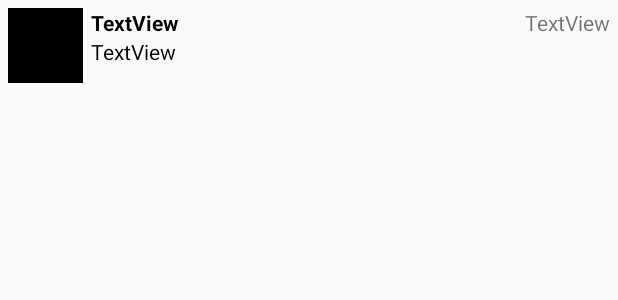
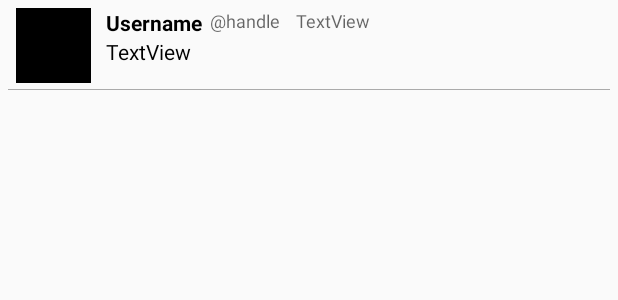
Before and after one commit to AdrianG18/MySimpleTweets, an Android app: the layout item_tweet.xml on its own in the app's theme, with its tools: preview values and no code run, on a phone screen of 412 x 824 dp. Shown: the top 300 px of the screen. Run offline under Robolectric (Android 15) with nearby library versions, the phone set to English and light mode, and no system bars.

```diff
--- a/app/build.gradle
+++ b/app/build.gradle
@@ -48,4 +48,5 @@ dependencies {
     compile 'com.loopj.android:android-async-http:1.4.9'
     compile 'com.android.support.constraint:constraint-layout:1.0.2'
     compile 'com.android.support:recyclerview-v7:25.3.1'
+    compile 'com.android.support:support-v4:25.3.1'
 }
--- a/app/src/main/java/com/codepath/apps/restclienttemplate/models/Tweet.java
+++ b/app/src/main/java/com/codepath/apps/restclienttemplate/models/Tweet.java
@@ -17,6 +17,7 @@ public class Tweet {
     public long uid; //database ID for the tweet
     public User user;
     public String createdAt;
+    public String handle;
     public String relativeDate;
 
     // deserialize the JSON
--- a/app/src/main/res/layout/activity_timeline.xml
+++ b/app/src/main/res/layout/activity_timeline.xml
@@ -1,7 +1,8 @@
 <?xml version="1.0" encoding="utf-8"?>
-<android.support.constraint.ConstraintLayout xmlns:android="http://schemas.android.com/apk/res/android"
+<android.support.v4.widget.SwipeRefreshLayout xmlns:android="http://schemas.android.com/apk/res/android"
     xmlns:app="http://schemas.android.com/apk/res-auto"
     xmlns:tools="http://schemas.android.com/tools"
+    android:id="@+id/swipeContainer"
     android:layout_width="match_parent"
     android:layout_height="match_parent"
     tools:context="com.codepath.apps.restclienttemplate.TimelineActivity">
@@ -14,4 +15,5 @@
         app:layout_constraintLeft_toLeftOf="parent"
         app:layout_constraintRight_toRightOf="parent"
         app:layout_constraintTop_toTopOf="parent" />
-</android.support.constraint.ConstraintLayout>
+
+</android.support.v4.widget.SwipeRefreshLayout>
--- a/app/src/main/res/layout/item_tweet.xml
+++ b/app/src/main/res/layout/item_tweet.xml
@@ -9,6 +9,8 @@
         android:id="@+id/ivProfileImage"
         android:layout_width="50dp"
         android:layout_height="50dp"
+        android:layout_marginLeft="5dp"
+        android:layout_marginBottom="10dp"
         android:layout_alignParentStart="true"
         android:layout_alignParentTop="true"
         app:srcCompat="@android:color/black" />
@@ -17,30 +19,56 @@
         android:id="@+id/tvUsername"
         android:layout_width="wrap_content"
         android:layout_height="wrap_content"
-        android:layout_alignParentTop="true"
-        android:layout_alignStart="@+id/tvBody"
+        android:paddingRight="5dp"
+        android:text="Username"
+        android:textColor="@android:color/black"
         android:textStyle="bold"
-        android:text="TextView"
-        android:textColor="@android:color/black" />
+        android:layout_alignTop="@+id/ivProfileImage"
+        android:layout_alignStart="@+id/tvBody"/>
 
     <TextView
         android:id="@+id/tvBody"
         android:layout_width="wrap_content"
         android:layout_height="wrap_content"
+        android:layout_marginLeft="10dp"
+        android:layout_marginRight="10dp"
+        android:paddingBottom="15dp"
+        android:text="TextView"
+        android:textColor="@android:color/black"
         android:layout_below="@+id/tvUsername"
-        android:layout_marginLeft="5dp"
-        android:layout_toEndOf="@+id/ivProfileImage"
-        android:text="TextView"
-        android:textColor="@android:color/black" />
+        android:layout_toEndOf="@+id/ivProfileImage" />
 
     <TextView
         android:id="@+id/tvRelativeDate"
         android:layout_width="wrap_content"
         android:layout_height="wrap_content"
         android:text="TextView"
+        android:textAppearance="@style/TextAppearance.AppCompat.Caption"
         android:layout_marginLeft="5dp"
+        android:layout_alignBaseline="@+id/tvHandle"
+        android:layout_alignBottom="@+id/tvHandle"
+        android:layout_toEndOf="@+id/tvHandle"/>
+
+    <ImageView
+        android:id="@+id/ivLine"
+        android:layout_width="match_parent"
+        android:layout_height="0.5dp"
+        android:layout_below="@+id/tvBody"
+        android:layout_alignParentEnd="true"
+        android:layout_alignParentStart="true"
+        android:paddingTop="5dp"
+        android:paddingBottom="2dp"
+        android:background="@android:color/darker_gray"/>
+
+    <TextView
+        android:id="@+id/tvHandle"
+        android:layout_width="wrap_content"
+        android:layout_height="wrap_content"
+        android:paddingRight="5dp"
+        android:text="\@handle"
+        android:textAppearance="@style/TextAppearance.AppCompat.Caption"
         android:layout_alignParentTop="true"
-        android:layout_alignParentEnd="true" />
+        android:layout_toEndOf="@+id/tvUsername" />
 
 
 </RelativeLayout>
```
Also changed, not shown: app/src/main/java/com/codepath/apps/restclienttemplate/TimelineActivity.java (+57 -4 lines), app/src/main/java/com/codepath/apps/restclienttemplate/TweetAdapter.java (+10 -1 lines), app/src/main/res/layout/action_view_progress.xml (added, +7 -0 lines), app/src/main/res/menu/timeline.xml (+9 -3 lines), 1 other file.
